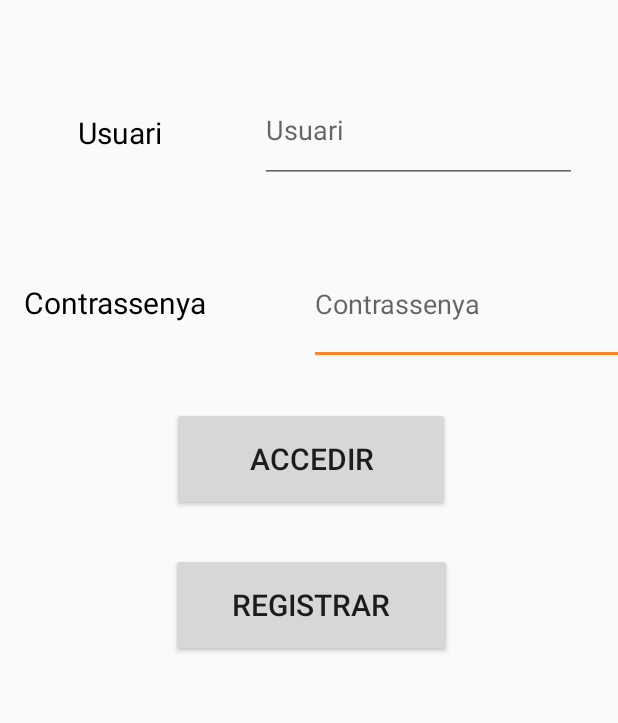
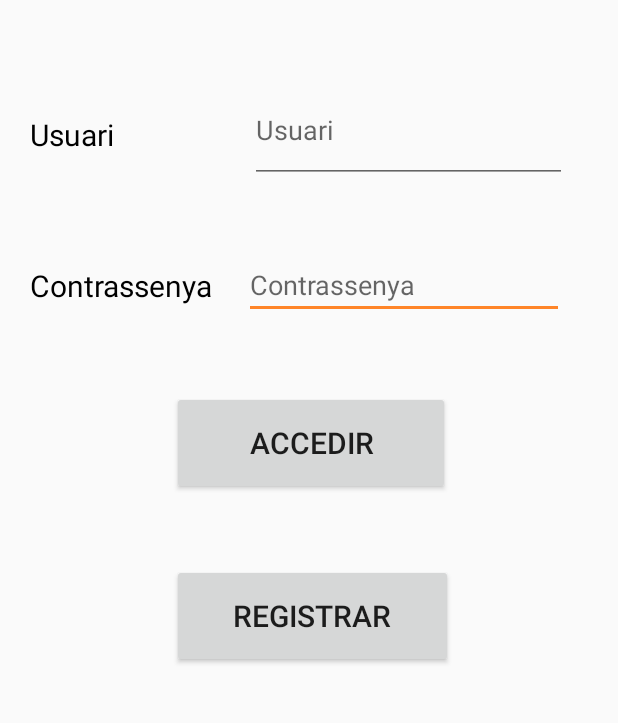
Before and after one commit to ferranjuanchiner/ProjecteM07FerraniAdrian, an Android app: the screen it shows after launch (MainActivity), on a phone screen of 412 x 824 dp, the part 302-1025 px from its top. Run offline under Robolectric (Android 15) with nearby library versions, the phone set to English and light mode, and no system bars; Roboto replaces fonts that are not available here.

```diff
--- a/app/src/main/java/cat/copernic/ferranjuan/projectem07ferraniadrian/ui/share/ShareFragment.java
+++ b/app/src/main/java/cat/copernic/ferranjuan/projectem07ferraniadrian/ui/share/ShareFragment.java
@@ -19,7 +19,7 @@ public class ShareFragment extends Fragment {
                              ViewGroup container, Bundle savedInstanceState) {
         shareViewModel =
                 ViewModelProviders.of(this).get(ShareViewModel.class);
-        View root = inflater.inflate(R.layout.fragment_share, container, false);
+        View root = inflater.inflate(R.layout.fragment_perfil, container, false);
         /*final TextView textView = root.findViewById(R.id.text_share);
         shareViewModel.getText().observe(this, new Observer<String>() {
             @Override
--- a/app/src/main/res/layout/activity_main.xml
+++ b/app/src/main/res/layout/activity_main.xml
@@ -10,11 +10,14 @@
         android:id="@+id/btnlogin"
         android:layout_width="185dp"
         android:layout_height="69dp"
-        android:layout_marginTop="28dp"
+        android:layout_marginStart="114dp"
+        android:layout_marginLeft="114dp"
+        android:layout_marginTop="48dp"
+        android:layout_marginEnd="112dp"
+        android:layout_marginRight="112dp"
         android:text="@string/btnLogintext"
         android:textSize="20sp"
         app:layout_constraintEnd_toEndOf="parent"
-        app:layout_constraintHorizontal_bias="0.505"
         app:layout_constraintStart_toStartOf="parent"
         app:layout_constraintTop_toBottomOf="@+id/etPassword" />
 
@@ -22,21 +25,28 @@
         android:id="@+id/btnregister"
         android:layout_width="187dp"
         android:layout_height="69dp"
+        android:layout_marginStart="114dp"
+        android:layout_marginLeft="114dp"
         android:layout_marginTop="28dp"
+        android:layout_marginEnd="110dp"
+        android:layout_marginRight="110dp"
+        android:layout_marginBottom="160dp"
         android:text="@string/btnRegistertext"
         android:textSize="20sp"
+        app:layout_constraintBottom_toBottomOf="parent"
         app:layout_constraintEnd_toEndOf="parent"
-        app:layout_constraintHorizontal_bias="0.508"
         app:layout_constraintStart_toStartOf="parent"
         app:layout_constraintTop_toBottomOf="@+id/btnlogin" />
 
     <EditText
         android:id="@+id/etPassword"
-        android:layout_width="211dp"
-        android:layout_height="81dp"
-        android:layout_marginTop="40dp"
-        android:layout_marginEnd="53dp"
-        android:layout_marginRight="53dp"
+        android:layout_width="wrap_content"
+        android:layout_height="wrap_content"
+        android:layout_marginStart="20dp"
+        android:layout_marginLeft="20dp"
+        android:layout_marginTop="45dp"
+        android:layout_marginEnd="36dp"
+        android:layout_marginRight="36dp"
         android:ems="10"
         android:hint="@string/etPasswordhint"
         android:inputType="textPassword"
@@ -48,9 +58,11 @@
         android:id="@+id/etUsername"
         android:layout_width="211dp"
         android:layout_height="70dp"
+        android:layout_marginStart="89dp"
+        android:layout_marginLeft="89dp"
         android:layout_marginTop="52dp"
-        android:layout_marginEnd="49dp"
-        android:layout_marginRight="49dp"
+        android:layout_marginEnd="33dp"
+        android:layout_marginRight="33dp"
         android:ems="10"
         android:hint="@string/etUsernamehint"
         android:inputType="textPersonName"
@@ -62,9 +74,12 @@
         android:id="@+id/imageView2"
         android:layout_width="185dp"
         android:layout_height="113dp"
+        android:layout_marginStart="111dp"
+        android:layout_marginLeft="111dp"
         android:layout_marginTop="32dp"
+        android:layout_marginEnd="115dp"
+        android:layout_marginRight="115dp"
         app:layout_constraintEnd_toEndOf="parent"
-        app:layout_constraintHorizontal_bias="0.491"
         app:layout_constraintStart_toStartOf="parent"
         app:layout_constraintTop_toTopOf="parent"
         app:srcCompat="@drawable/musikapp_logo" />
@@ -73,31 +88,26 @@
         android:id="@+id/tvUsername"
         android:layout_width="wrap_content"
         android:layout_height="wrap_content"
-        android:layout_marginStart="74dp"
-        android:layout_marginLeft="74dp"
-        android:layout_marginEnd="65dp"
-        android:layout_marginRight="65dp"
-        android:layout_marginBottom="20dp"
+        android:layout_marginStart="20dp"
+        android:layout_marginLeft="20dp"
+        android:layout_marginTop="221dp"
         android:text="@string/tvUsernametext"
         android:textColor="@android:color/black"
         android:textSize="20sp"
-        app:layout_constraintBottom_toBottomOf="@+id/etUsername"
-        app:layout_constraintEnd_toStartOf="@+id/etUsername"
-        app:layout_constraintStart_toStartOf="parent" />
+        app:layout_constraintStart_toStartOf="parent"
+        app:layout_constraintTop_toTopOf="parent" />
 
     <TextView
         android:id="@+id/tvPassword"
         android:layout_width="wrap_content"
         android:layout_height="wrap_content"
-        android:layout_marginStart="74dp"
-        android:layout_marginLeft="74dp"
-        android:layout_marginEnd="68dp"
-        android:layout_marginRight="68dp"
+        android:layout_marginStart="20dp"
+        android:layout_marginLeft="20dp"
+        android:layout_marginTop="73dp"
         android:text="@string/tvPasswordtext"
         android:textColor="@android:color/black"
         android:textSize="20sp"
-        app:layout_constraintBaseline_toBaselineOf="@+id/etPassword"
-        app:layout_constraintEnd_toStartOf="@+id/etPassword"
-        app:layout_constraintStart_toStartOf="parent" />
+        app:layout_constraintStart_toStartOf="parent"
+        app:layout_constraintTop_toBottomOf="@+id/tvUsername" />
 
 </androidx.constraintlayout.widget.ConstraintLayout>
--- a/app/src/main/res/navigation/mobile_navigation.xml
+++ b/app/src/main/res/navigation/mobile_navigation.xml
@@ -33,7 +33,7 @@
         android:id="@+id/nav_share"
         android:name="cat.copernic.ferranjuan.projectem07ferraniadrian.ui.share.ShareFragment"
         android:label="@string/menu_perfilusuari"
-        tools:layout="@layout/fragment_share" />
+        tools:layout="@layout/fragment_perfil" />
 
     <fragment
         android:id="@+id/nav_send"
--- a/app/src/main/res/values/strings.xml
+++ b/app/src/main/res/values/strings.xml
@@ -55,6 +55,8 @@
     <string name="mujer">Mujer</string>
     <string name="termsandconditions_checkbox">He llegit i accepto els termes i condicions de la aplicacio</string>
     <string name="genero">Genero:</string>
+    <string name="etSwitch">Color clar/oscur:</string>
+    <string name="swBn">B/N</string>
 
     <string-array name="albums_titles">
         <item>Bad</item>
```
Also changed, not shown: app/src/main/java/cat/copernic/ferranjuan/projectem07ferraniadrian/ui/send/PerfilFragment.java (+17 -1 lines), app/src/main/res/layout/fragment_perfil.xml (added, +44 -0 lines), app/src/main/res/layout/fragment_share.xml (deleted, +0 -18 lines).
